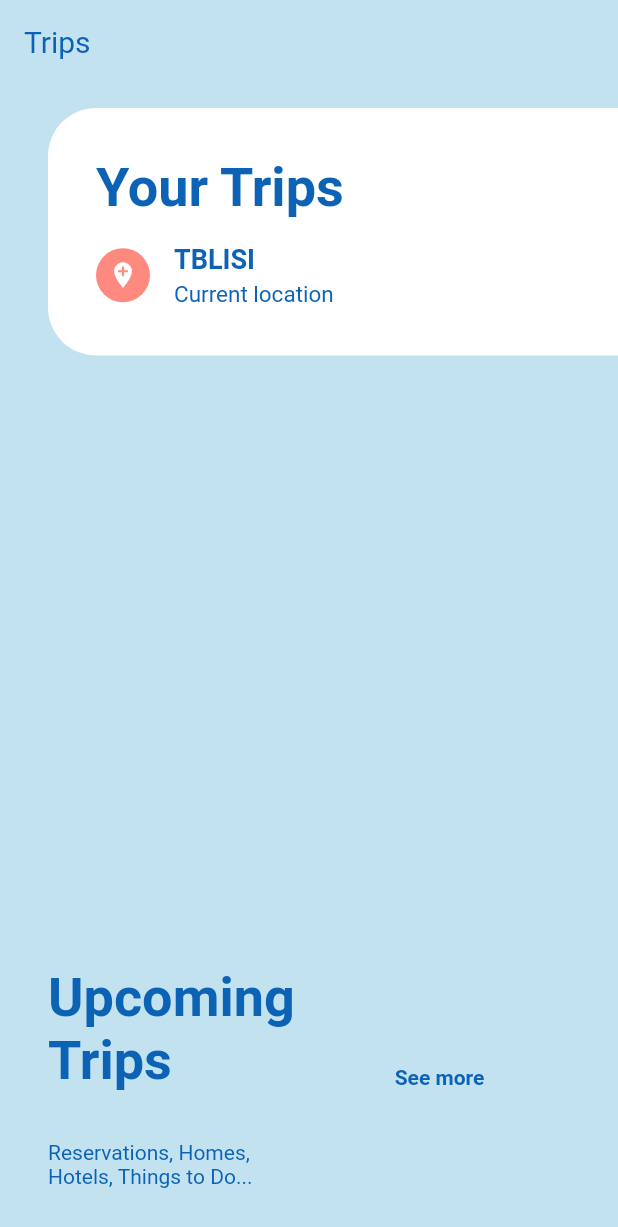
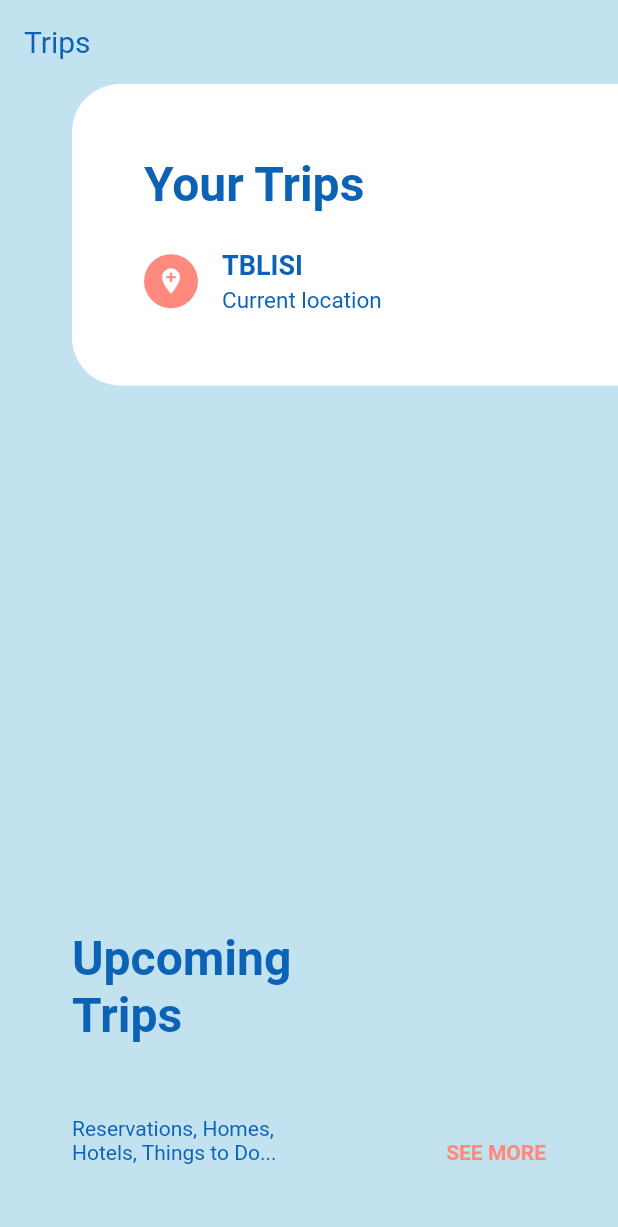
Before and after one commit to kn4rfy/blendit_flutter_test, a Flutter app: the screen it shows after launch, on a phone screen of 412 x 824 dp. Shown: the top 1227 px of the screen. Run offline on Flutter 3.47's test engine with Material 2 defaults, Android fonts, the phone set to English and light mode, and no system bars; our stand-ins replace google_maps_flutter.

Commit message:
Update UI

```diff
--- a/lib/trips.dart
+++ b/lib/trips.dart
@@ -26,10 +26,10 @@ class TripsState extends State<TripsView> {
 			body: Column(
 				children: <Widget>[
 					Padding(
-						padding: EdgeInsets.fromLTRB(32, 16, 0, 16),
+						padding: EdgeInsets.fromLTRB(48, 0, 0, 24),
 						child: Container(
 							child: Padding(
-								padding: EdgeInsets.all(32),
+								padding: EdgeInsets.all(48),
 								child: Column(
 									crossAxisAlignment: CrossAxisAlignment
 										.start,
@@ -38,14 +38,14 @@ class TripsState extends State<TripsView> {
 										Text(
 											'Your Trips',
 											style: TextStyle(
-												fontSize: 36,
+												fontSize: 32,
 												fontWeight: FontWeight.bold,
 												color: Color(0xFF0c63b6),
 											),
 										),
 										Padding(
 											padding: const EdgeInsets.only(
-												top: 16),
+												top: 24),
 											child: Row(
 												children: <Widget>[
 													Container(
@@ -114,54 +114,58 @@ class TripsState extends State<TripsView> {
 					Expanded(
 						child: ListView(),
 					),
-					Container(
+					InkWell(
+						onTap: () => {},
+						child: Container(
 							child: Padding(
-							padding: EdgeInsets.all(32),
-							child: Row(
-							  children: <Widget>[
-								  Expanded(
+								padding: EdgeInsets.all(48),
 								child: Column(
 									crossAxisAlignment: CrossAxisAlignment
 										.start,
 									mainAxisSize: MainAxisSize.min,
 									children: <Widget>[
-							      		Text(
+										Padding(
+											padding: EdgeInsets.only(bottom: 48, right: 150),
+											child: Text(
 												'Upcoming Trips',
 												style: TextStyle(
-							      				fontSize: 36,
+													fontSize: 32,
 													fontWeight: FontWeight.bold,
 													color: Color(0xFF0c63b6),
 												),
 												textAlign: TextAlign.left
 											),
-							      		Padding(
-										      padding: EdgeInsets.all(16),
 										),
-							      		Text(
+										Row(
+											crossAxisAlignment: CrossAxisAlignment
+												.end,
+											mainAxisSize: MainAxisSize.min,
+											children: <Widget>[
+												Expanded(
+													child: Text(
 														'Reservations, Homes, Hotels, Things to Do...',
 														style: TextStyle(
 															color: Color(0xFF0c63b6),
 														),
 														textAlign: TextAlign.left
 													),
-							      ],),
 												),
 												Expanded(
 													child: Align(
-								      child: FlatButton(
-									  onPressed: () => {},
+														alignment: FractionalOffset.bottomRight,
 														child: Text(
-										    'See more',
+															'SEE MORE',
 															style: TextStyle(
 																fontWeight: FontWeight.bold,
-											    color: Color(0xFF0c63b6),
-										    ),
-										    textAlign: TextAlign.left
+																color: Color(0xFFfe8a7f),
 															),
 														),
 													),
 												)
 											],
+										),
+									],
+								),
 							),
 						),
 					),
```
Lines whose indentation alone changed are shown as unchanged.
